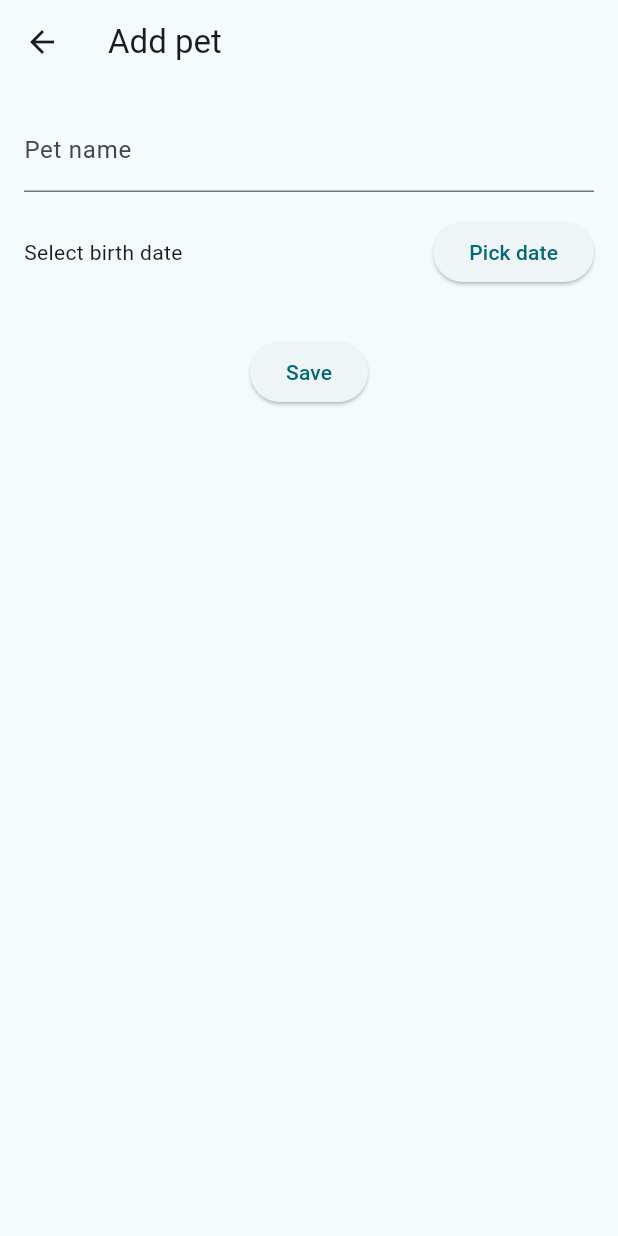
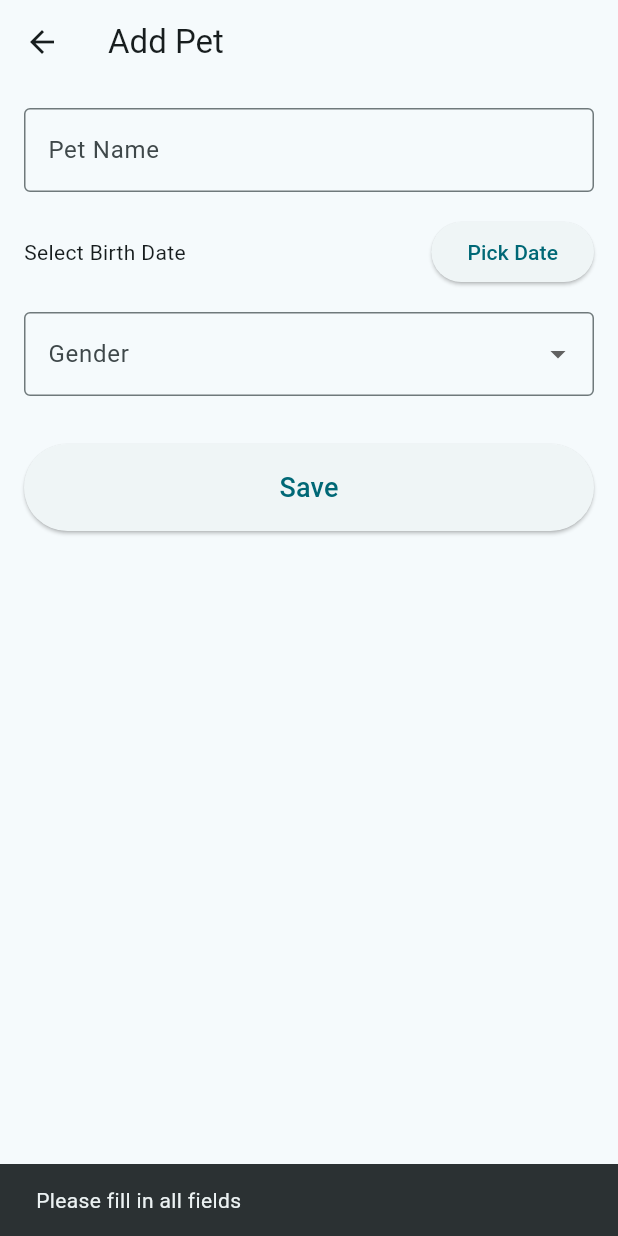
Before and after one commit to gintare222/pet-journal-app, a Flutter app: the AddPetScreen screen opened directly, after a tap on "Save", on a phone screen of 412 x 824 dp. Run offline on Flutter 3.47's test engine with Material 3 defaults, Android fonts, the phone set to English and light mode, and no system bars.

Commit message:
Adds gender select field

```diff
--- a/lib/models/pet.dart
+++ b/lib/models/pet.dart
@@ -1,8 +1,13 @@
 class Pet {
   String name;
   DateTime birthDate;
+  String gender;
 
-  Pet({required this.name, required this.birthDate});
+  Pet({
+    required this.name,
+    required this.birthDate,
+    required this.gender,
+    });
 
   int get ageInDays {
     return DateTime.now().difference(birthDate).inDays;
--- a/lib/screens/add_pet_screen.dart
+++ b/lib/screens/add_pet_screen.dart
@@ -7,35 +7,82 @@ class AddPetScreen extends StatefulWidget {
   const AddPetScreen({super.key});
 
   @override
-  State<StatefulWidget> createState() => _AddPetScreenState();
+  State<AddPetScreen> createState() => _AddPetScreenState();
 }
 
 class _AddPetScreenState extends State<AddPetScreen> {
+  // ✅ Controllers & state variables
   final _nameController = TextEditingController();
   DateTime? _birthDate;
+  String? _selectedGender;
+
+  // Gender options for the dropdown
+  final List<String> _genderOptions = ['Male', 'Female', 'Unknown'];
 
   @override
   Widget build(BuildContext context) {
     return Scaffold(
-      appBar: AppBar(title: const Text('Add pet')),
+      appBar: AppBar(title: const Text('Add Pet')),
+
       body: Padding(
         padding: const EdgeInsets.all(16.0),
         child: Column(
           children: [
-            TextField(
+            // 🐭 Pet Name Input
+            _buildNameField(),
+
+            const SizedBox(height: 16),
+
+            // 📅 Birth Date Picker
+            _buildDatePicker(),
+
+            const SizedBox(height: 16),
+
+            // ⚧️ Gender Dropdown
+            _buildGenderDropdown(),
+
+            const SizedBox(height: 32),
+
+            // 💾 Save Button
+            _buildSaveButton(),
+          ],
+        ),
+      ),
+    );
+  }
+
+  /// 🐭 Widget for entering pet name
+  Widget _buildNameField() {
+    return TextField(
       controller: _nameController,
-              decoration: const InputDecoration(labelText: 'Pet name'),
+      decoration: const InputDecoration(
+        labelText: 'Pet Name',
+        border: OutlineInputBorder(),
       ),
-            const SizedBox(height: 16),
-            Row(
+    );
+  }
+
+  /// 📅 Widget for picking birth date
+  Widget _buildDatePicker() {
+    return Row(
       children: [
         Expanded(
           child: Text(
-                    _birthDate == null ? 'Select birth date' : 'Birth date: ${_birthDate!.toLocal()}'.split(' ')[0]
-                    )
+            _birthDate == null
+                ? 'Select Birth Date'
+                : 'Birth Date: ${_birthDate!.toLocal()}'.split(' ')[0],
+          ),
         ),
         ElevatedButton(
-                  onPressed: () async {
+          onPressed: _pickDate,
+          child: const Text('Pick Date'),
+        ),
+      ],
+    );
+  }
+
+  /// Helper to show the date picker dialog
+  Future<void> _pickDate() async {
     DateTime? picked = await showDatePicker(
       context: context,
       initialDate: DateTime.now(),
@@ -47,28 +94,67 @@ class _AddPetScreenState extends State<AddPetScreen> {
         _birthDate = picked;
       });
     }
+  }
+
+  /// ⚧️ Widget for selecting gender
+  Widget _buildGenderDropdown() {
+    return DropdownButtonFormField<String>(
+      value: _selectedGender,
+      decoration: const InputDecoration(
+        labelText: 'Gender',
+        border: OutlineInputBorder(),
+      ),
+      items: _genderOptions.map((gender) {
+        return DropdownMenuItem<String>(
+          value: gender,
+          child: Text(gender),
+        );
+      }).toList(),
+      onChanged: (value) {
+        setState(() {
+          _selectedGender = value;
+        });
       },
-                  child: const Text('Pick date'),
+    );
+  }
+
+  /// 💾 Widget for the save button
+  Widget _buildSaveButton() {
+    return SizedBox(
+      width: double.infinity,
+      child: ElevatedButton(
+        onPressed: _savePet,
+        style: ElevatedButton.styleFrom(
+          padding: const EdgeInsets.symmetric(vertical: 16),
         ),
-              ],
-            ),
-            const SizedBox(height: 32),
-            ElevatedButton(
-              onPressed: () {
-                if (_nameController.text.isNotEmpty && _birthDate != null) {
-                  final pet = Pet(
-                    name: _nameController.text,
-                    birthDate: _birthDate!,
-                  );
-                  Provider.of<MyAppState>(context, listen: false).addPet(pet);
-                  Navigator.pop(context);
-                }
-              },
-              child: const Text('Save'),
-              )
-          ],
+        child: const Text(
+          'Save',
+          style: TextStyle(fontSize: 18),
         ),
       ),
     );
   }
+
+  /// Logic to save pet info
+  void _savePet() {
+    if (_nameController.text.isEmpty ||
+        _birthDate == null ||
+        _selectedGender == null) {
+      // Optional: show a simple error
+      ScaffoldMessenger.of(context).showSnackBar(
+        const SnackBar(content: Text('Please fill in all fields')),
+      );
+      return;
     }
+
+    final pet = Pet(
+      name: _nameController.text,
+      birthDate: _birthDate!,
+      gender: _selectedGender!,
+    );
+
+    Provider.of<MyAppState>(context, listen: false).addPet(pet);
+
+    Navigator.pop(context);
+  }
+}
--- a/lib/screens/pet_list_screen.dart
+++ b/lib/screens/pet_list_screen.dart
@@ -20,7 +20,7 @@ class PetListScreen extends StatelessWidget {
           return ListTile(
             title: Text(pet.name),
             subtitle: Text(
-              'Age: ${pet.ageInYears} years, ${pet.ageInMonths % 12} months, ${pet.ageInDays % 30} days'),
+              'Gender: ${pet.gender} | Age: ${pet.ageInYears} years, ${pet.ageInMonths % 12} months, ${pet.ageInDays % 30} days'),
             );
         },
       ),
```
Lines whose indentation alone changed are shown as unchanged.
